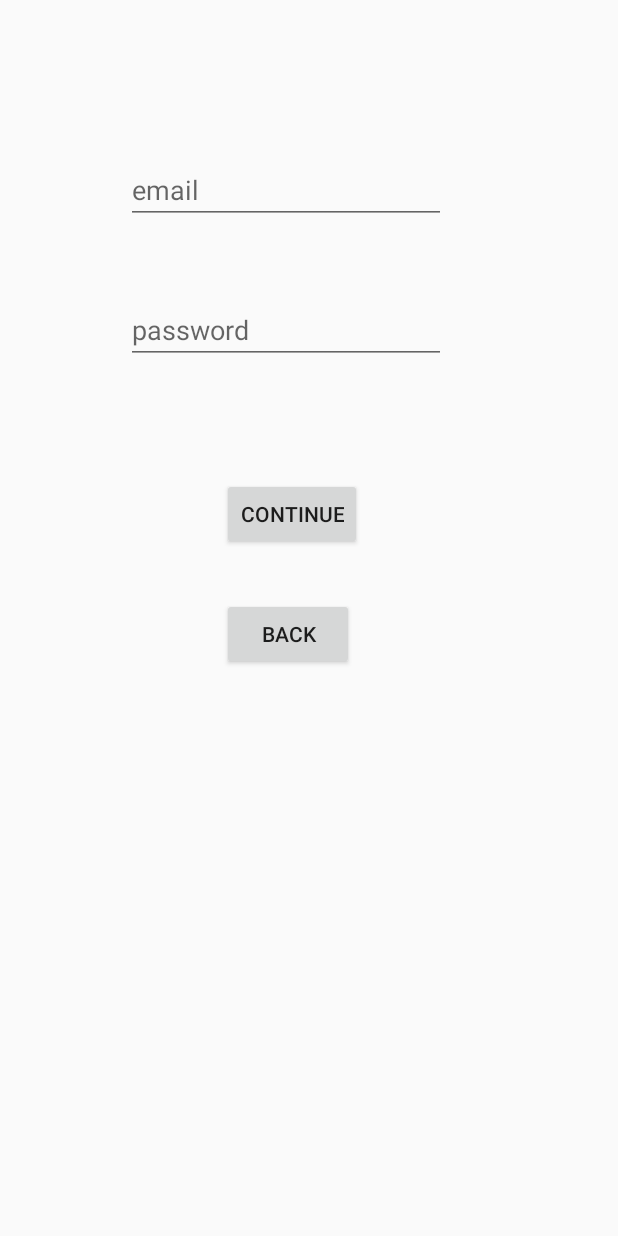
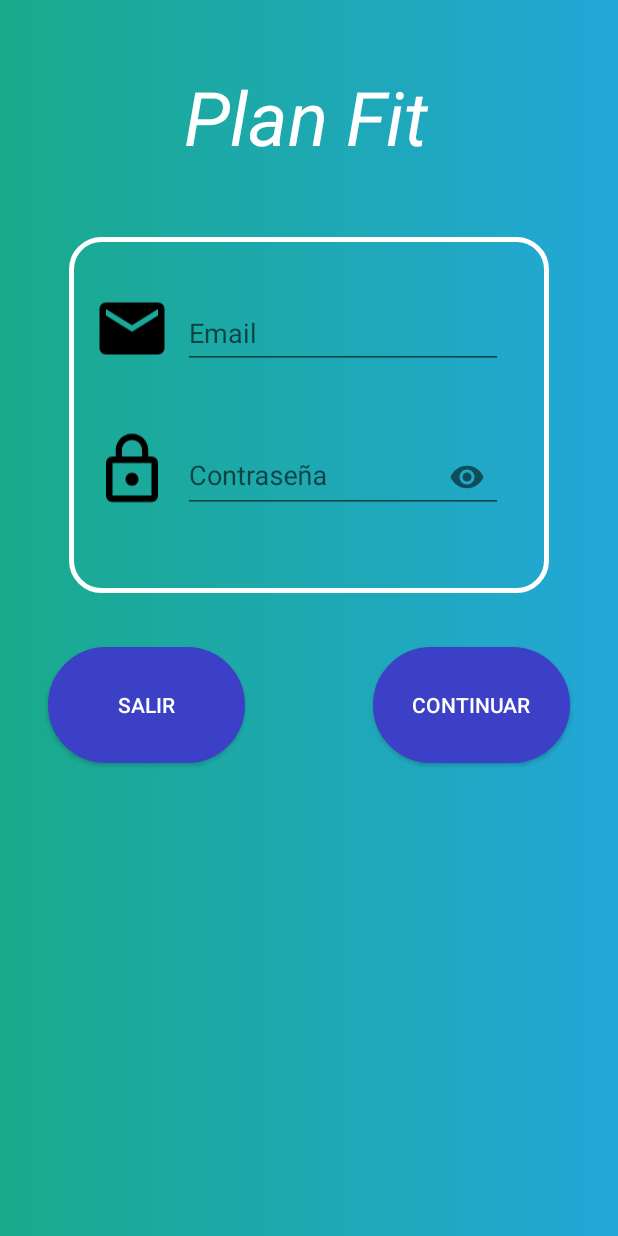
Before and after one commit to Davidgimenez1997/PlanFit, an Android app: the fragment RegisterFragment placed in its activity, on a phone screen of 412 x 824 dp. Run offline under Robolectric (Android 15) with nearby library versions, the phone set to English and light mode, and no system bars; our stand-ins replace Firebase (no records; nobody signed in at launch, a user with empty details on screens opened directly).

Commit message:
Login/Registro fragment diseño

```diff
--- a/app/src/main/res/layout/fragment_login.xml
+++ b/app/src/main/res/layout/fragment_login.xml
@@ -20,20 +20,20 @@
                 android:id="@+id/buttonLogin"
                 android:background="@drawable/button_selector"
                 android:textColor="@color/colorAccent"
-                android:layout_marginTop="40dp"
-                app:layout_constraintTop_toBottomOf="@+id/constraintLayout2" android:layout_marginStart="32dp"
-                app:layout_constraintStart_toStartOf="parent"/>
+                android:layout_marginTop="36dp"
+                app:layout_constraintTop_toBottomOf="@+id/constraintLayout2"
+                android:layout_marginEnd="32dp" app:layout_constraintEnd_toEndOf="parent"/>
 
         <Button
                 android:text="@string/register"
-                android:layout_width="132dp"
+                android:layout_width="131dp"
                 android:layout_height="77dp"
                 android:id="@+id/buttonRegister"
                 android:textColor="@color/colorAccent"
                 android:background="@drawable/button_selector"
-                android:layout_marginTop="40dp"
-                app:layout_constraintTop_toBottomOf="@+id/constraintLayout2" android:layout_marginEnd="32dp"
-                app:layout_constraintEnd_toEndOf="parent"/>
+                app:layout_constraintTop_toBottomOf="@+id/constraintLayout2"
+                android:layout_marginTop="36dp" android:layout_marginStart="32dp"
+                app:layout_constraintStart_toStartOf="parent"/>
 
         <TextView
                 android:text="@string/name_app_display"
@@ -77,7 +77,7 @@
                         android:id="@+id/passwordLogin"/>
             </android.support.design.widget.TextInputLayout>
             <ImageView
-                    android:src="@drawable/iconn_password"
+                    android:src="@drawable/icon_password"
                     android:layout_width="52dp"
                     android:layout_height="58dp"
                     android:id="@+id/imageView3"
--- a/app/src/main/res/layout/fragment_register.xml
+++ b/app/src/main/res/layout/fragment_register.xml
@@ -7,39 +7,106 @@
 
     <android.support.constraint.ConstraintLayout
             android:layout_width="match_parent"
+            android:background="@drawable/backgroung_grad"
             android:layout_height="match_parent">
 
-        <EditText
-                android:layout_width="wrap_content"
-                android:layout_height="wrap_content"
-                android:inputType="textEmailAddress"
-                android:ems="10"
-                android:hint="email"
-                android:id="@+id/emailRegister" android:layout_marginTop="104dp"
-                app:layout_constraintTop_toTopOf="parent" android:layout_marginStart="84dp"
-                app:layout_constraintStart_toStartOf="parent"/>
-        <EditText
-                android:layout_width="wrap_content"
-                android:layout_height="wrap_content"
-                android:inputType="textPassword"
-                android:ems="10"
-                android:hint="password"
-                android:id="@+id/passwordRegister" android:layout_marginTop="48dp"
-                app:layout_constraintTop_toBottomOf="@+id/emailRegister" android:layout_marginStart="84dp"
-                app:layout_constraintStart_toStartOf="parent"/>
+
+        <TextView
+                android:text="@string/name_app_display"
+                android:textStyle="italic"
+                android:textSize="50dp"
+                android:textAlignment="center"
+                android:textColor="@color/colorAccent"
+                android:layout_width="318dp"
+                android:layout_height="78dp"
+                android:id="@+id/textView"
+                app:layout_constraintTop_toTopOf="parent"
+                app:layout_constraintStart_toStartOf="parent"
+                android:layout_marginStart="8dp"
+                app:layout_constraintEnd_toEndOf="parent"
+                android:layout_marginEnd="8dp"
+                app:layout_constraintHorizontal_bias="0.48" android:layout_marginTop="44dp"/>
+
         <Button
-                android:text="Continue"
-                android:layout_width="wrap_content"
-                android:layout_height="wrap_content"
-                android:id="@+id/buttonContinue" app:layout_constraintStart_toStartOf="parent"
-                android:layout_marginStart="148dp" android:layout_marginTop="76dp"
-                app:layout_constraintTop_toBottomOf="@+id/passwordRegister"/>
+                android:text="@string/continuar"
+                android:layout_width="131dp"
+                android:layout_height="77dp"
+                android:id="@+id/buttonContinue"
+                android:background="@drawable/button_selector"
+                android:textColor="@color/colorAccent"
+                android:layout_marginEnd="32dp" app:layout_constraintEnd_toEndOf="parent"
+                android:layout_marginTop="36dp" app:layout_constraintTop_toBottomOf="@+id/constraintLayout3"/>
         <Button
-                android:text="Back"
-                android:layout_width="wrap_content"
-                android:layout_height="wrap_content"
-                android:id="@+id/buttonBack" android:layout_marginTop="32dp"
-                app:layout_constraintTop_toBottomOf="@+id/buttonContinue" app:layout_constraintStart_toStartOf="parent"
-                android:layout_marginStart="148dp"/>
+                android:text="@string/salir"
+                android:layout_width="131dp"
+                android:layout_height="77dp"
+                android:id="@+id/buttonBack"
+                android:textColor="@color/colorAccent"
+                android:background="@drawable/button_selector"
+                android:layout_marginStart="32dp"
+                app:layout_constraintStart_toStartOf="parent" android:layout_marginTop="36dp"
+                app:layout_constraintTop_toBottomOf="@+id/constraintLayout3"/>
+
+        <android.support.constraint.ConstraintLayout
+                android:layout_width="320dp"
+                android:layout_height="237dp"
+                android:background="@drawable/corner_layout"
+                app:layout_constraintTop_toBottomOf="@+id/textView" app:layout_constraintStart_toStartOf="parent"
+                android:layout_marginStart="8dp" app:layout_constraintEnd_toEndOf="parent"
+                android:layout_marginEnd="8dp" android:layout_marginTop="36dp" android:id="@+id/constraintLayout3">
+
+            <android.support.design.widget.TextInputLayout
+                    android:layout_width="227dp"
+                    android:layout_height="61dp"
+                    app:passwordToggleEnabled="true"
+                    android:id="@+id/textInputLayout2"
+                    android:layout_marginTop="32dp"
+                    app:layout_constraintTop_toBottomOf="@+id/textInputLayout"
+                    app:layout_constraintStart_toEndOf="@+id/imageView3" android:layout_marginStart="8dp">
+
+                <EditText
+                        android:layout_width="wrap_content"
+                        android:layout_height="wrap_content"
+                        android:inputType="textPassword"
+                        android:ems="10"
+                        android:hint="@string/password"
+                        android:id="@+id/passwordRegister"
+                        tools:layout_editor_absoluteY="374dp" tools:layout_editor_absoluteX="102dp"/>
+
+            </android.support.design.widget.TextInputLayout>
+            <ImageView
+                    android:src="@drawable/icon_password"
+                    android:layout_width="52dp"
+                    android:layout_height="58dp"
+                    android:id="@+id/imageView3"
+                    android:layout_marginTop="36dp"
+                    app:layout_constraintTop_toBottomOf="@+id/imageView2" app:layout_constraintStart_toStartOf="parent"
+                    android:layout_marginStart="16dp"/>
+            <ImageView
+                    android:src="@drawable/icon_email"
+                    android:layout_width="52dp"
+                    android:layout_height="58dp"
+                    android:id="@+id/imageView2"
+                    android:layout_marginTop="32dp"
+                    app:layout_constraintTop_toTopOf="parent" app:layout_constraintStart_toStartOf="parent"
+                    android:layout_marginStart="16dp"/>
+            <android.support.design.widget.TextInputLayout
+                    android:layout_width="227dp"
+                    android:layout_height="61dp"
+                    android:id="@+id/textInputLayout"
+                    android:layout_marginTop="32dp"
+                    app:layout_constraintTop_toTopOf="parent" app:layout_constraintStart_toEndOf="@+id/imageView2"
+                    android:layout_marginStart="8dp">
+
+                <EditText
+                        android:layout_width="wrap_content"
+                        android:layout_height="wrap_content"
+                        android:inputType="textEmailAddress"
+                        android:ems="10"
+                        android:hint="@string/email"
+                        android:id="@+id/emailRegister"
+                        tools:layout_editor_absoluteY="462dp" tools:layout_editor_absoluteX="93dp"/>
+            </android.support.design.widget.TextInputLayout>
+        </android.support.constraint.ConstraintLayout>
     </android.support.constraint.ConstraintLayout>
 </FrameLayout>
--- a/app/src/main/res/values/strings.xml
+++ b/app/src/main/res/values/strings.xml
@@ -1,10 +1,9 @@
 <resources>
     <string name="app_name">PlanFit</string>
-    <string name="client_id_firebase">1067372497274-v6gp68jrptueu8vndrve8d9d4sc0v4v3.apps.googleusercontent.com></string>
     <string name="email">Email</string>
-    <string name="password">Password</string>
-    <string name="login">Login</string>
-    <string name="register">Register</string>
+    <string name="password">Contraseña</string>
+    <string name="login">Iniciar Sesion</string>
+    <string name="register">Registrar</string>
 
     <string name="err_email">Email invalido</string>
     <string name="err_password">Contraseña con mas de 6 caracteres</string>
@@ -12,4 +11,6 @@
 
     <string name="name_app_display">Plan Fit</string>
     <string name="info_dialog_err">Aceptar</string>
+    <string name="continuar">Continuar</string>
+    <string name="salir">Salir</string>
 </resources>
```
Also changed, not shown: app/src/main/res/drawable/icon_password.xml (renamed from app/src/main/res/drawable/iconn_password.xml).
